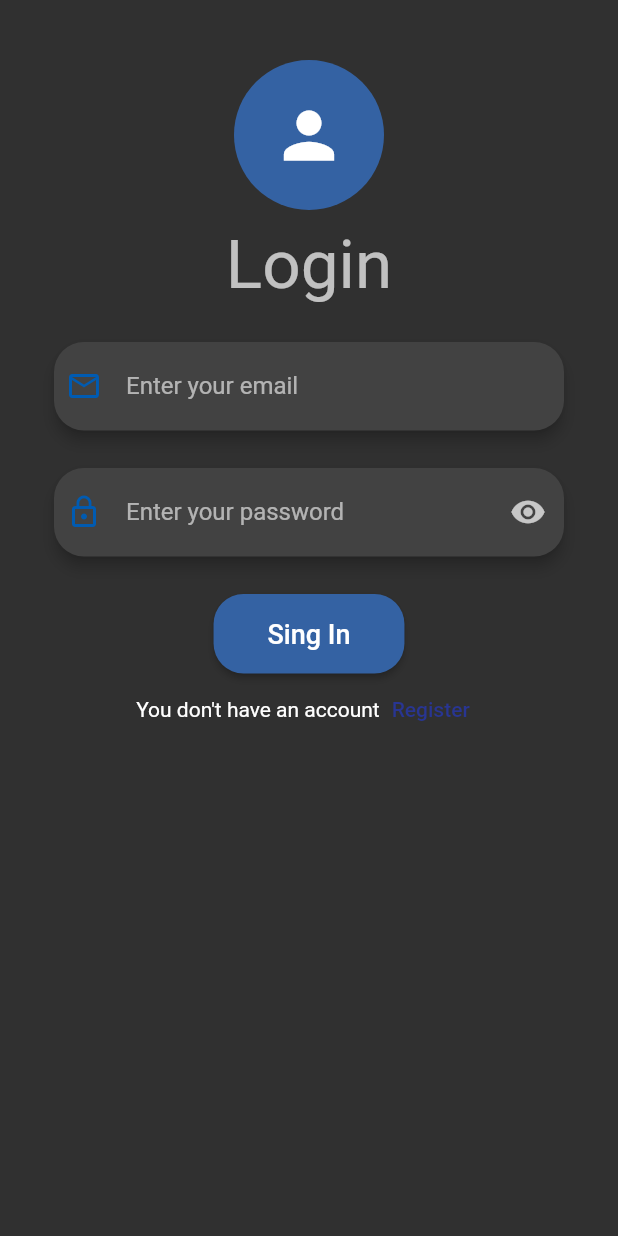
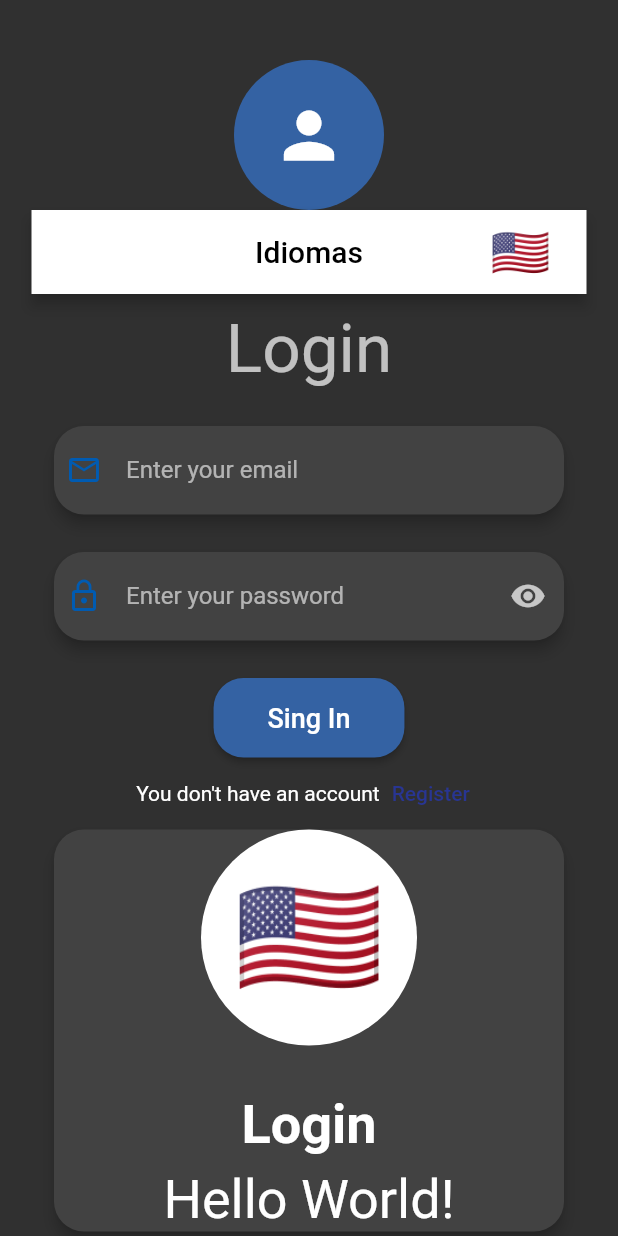
Before and after one commit to rvpichucho/ECUAVENTURE, a Flutter app: the screen it shows after launch, on a phone screen of 412 x 824 dp. Run offline on Flutter 3.47's test engine with Material 2 defaults, Android fonts, the phone set to English and light mode, and no system bars; our stand-ins replace cloud_firestore, firebase_auth, firebase_core, firebase_messaging, flutter_local_notifications, flutter_screenutil and 6 more; missing offline and left inert: cloudinary_public; accounts and stored records are empty; generated files the repository leaves out were written again.

Commit message:
Nuevos Idiomas

```diff
--- a/lib/l10n/l10n.dart
+++ b/lib/l10n/l10n.dart
@@ -18,11 +18,11 @@ class L10n {
       //case 'hi':
       //return '🇮🇳';
       case 'zh':
-        return 'CN';
+        return '🇨🇳';
       case 'pt':
-        return 'BR';
+        return '🇧🇷';
       case 'es':
-        return '🇪🇸';
+        return '🇪🇨';
       //case 'de':
       //return '🇩🇪';
       case 'en':
--- a/lib/main.dart
+++ b/lib/main.dart
@@ -126,6 +126,7 @@ class _MyAppState extends State<MyApp> {
   @override
   Widget build(BuildContext context) {
     final mainProvider = Provider.of<MainProvider>(context, listen: true);
+    final provider = Provider.of<LocaleProvider>(context);
     return FutureBuilder<bool>(
         future: mainProvider.getPreferences(),
         builder: (context, snapshot) {
@@ -133,6 +134,7 @@ class _MyAppState extends State<MyApp> {
             return ScreenUtilInit(
                 designSize: const Size(360, 690),
                 builder: () => MaterialApp(
+                    locale: provider.locale,
                     supportedLocales: L10n.all,
                     // ignore: prefer_const_literals_to_create_immutables
                     localizationsDelegates: [
--- a/lib/src/pages/login_page.dart
+++ b/lib/src/pages/login_page.dart
@@ -1,5 +1,6 @@
 import 'package:ecuaventure/bloc/login_bloc.dart';
 import 'package:ecuaventure/src/pages/home_page.dart';
+import 'package:ecuaventure/src/widgets/language_picker_widget.dart';
 import 'package:firebase_auth/firebase_auth.dart';
 import 'package:flutter/material.dart';
 import 'package:ecuaventure/src/utils/colors_constants.dart' as color_const;
@@ -37,6 +38,7 @@ class _LoginPageState extends State<LoginPage> {
   @override
   Widget build(BuildContext context) {
     //email field
+
     final emailField = TextFormField(
       keyboardType: TextInputType.emailAddress,
       autofocus: false,
@@ -150,6 +152,15 @@ class _LoginPageState extends State<LoginPage> {
                       borderRadius: BorderRadius.circular(10.0),
                     ),
                     child: Column(children: [
+                      //AUI ES DONDE CAMBIA EL IDIOMA
+                      AppBar(
+                        title: const Text("Idiomas"),
+                        centerTitle: true,
+                        actions: const [
+                          LanguagePickerWidget(),
+                          SizedBox(width: 12),
+                        ],
+                      ),
                       Padding(
                         padding: const EdgeInsets.only(top: 10),
                         child: Text(AppLocalizations.of(context)!.language,
@@ -172,6 +183,7 @@ class _LoginPageState extends State<LoginPage> {
                         ),
                       ),
                       const SizedBox(height: 25.0),
+
                       Card(
                         shape: const RoundedRectangleBorder(
                             borderRadius:
@@ -202,6 +214,29 @@ class _LoginPageState extends State<LoginPage> {
                                   Text(AppLocalizations.of(context)!.register)),
                         ],
                       ),
+                      //DISEÑO PARA VER CUANDO SE CAMBIA DE IDIOMA
+                      Card(
+                        shape: const RoundedRectangleBorder(
+                            borderRadius:
+                                BorderRadius.all(Radius.circular(20.0))),
+                        margin: const EdgeInsets.only(left: 15, right: 15),
+                        elevation: 4,
+                        child: Column(children: <Widget>[
+                          const LanguageWidget(),
+                          const SizedBox(height: 32),
+                          Text(
+                            AppLocalizations.of(context)!.language,
+                            style: const TextStyle(
+                                fontSize: 36, fontWeight: FontWeight.bold),
+                          ),
+                          const SizedBox(height: 8),
+                          Text(
+                            AppLocalizations.of(context)!.helloWorld,
+                            style: const TextStyle(fontSize: 36),
+                          ),
+                        ]),
+                      ),
+                      const SizedBox(height: 25.0),
                     ]),
                   )),
             ],
--- /dev/null
+++ b/lib/src/widgets/language_picker_widget.dart
@@ -0,0 +1,63 @@
+import 'package:ecuaventure/l10n/l10n.dart';
+import 'package:ecuaventure/src/providers/locale_provider.dart';
+import 'package:flutter/material.dart';
+import 'package:provider/provider.dart';
+
+class LanguageWidget extends StatelessWidget {
+  const LanguageWidget({Key? key}) : super(key: key);
+
+  @override
+  Widget build(BuildContext context) {
+    final locale = Localizations.localeOf(context);
+    final flag = L10n.getFlag(locale.languageCode);
+
+    return Center(
+      child: CircleAvatar(
+        backgroundColor: Colors.white,
+        radius: 72,
+        child: Text(
+          flag,
+          style: const TextStyle(fontSize: 80),
+        ),
+      ),
+    );
+  }
+}
+
+class LanguagePickerWidget extends StatelessWidget {
+  const LanguagePickerWidget({Key? key}) : super(key: key);
+
+  @override
+  Widget build(BuildContext context) {
+    final provider = Provider.of<LocaleProvider>(context);
+    final locale = provider.locale ?? const Locale('en');
+    return DropdownButtonHideUnderline(
+      child: DropdownButton(
+        value: locale,
+        icon: Container(width: 12),
+        items: L10n.all.map(
+          (locale) {
+            final flag = L10n.getFlag(locale.languageCode);
+
+            return DropdownMenuItem(
+              child: Center(
+                child: Text(
+                  flag,
+                  style: const TextStyle(fontSize: 32),
+                ),
+              ),
+              value: locale,
+              onTap: () {
+                final provider =
+                    Provider.of<LocaleProvider>(context, listen: false);
+
+                provider.setLocale(locale);
+              },
+            );
+          },
+        ).toList(),
+        onChanged: (_) {},
+      ),
+    );
+  }
+}
```
